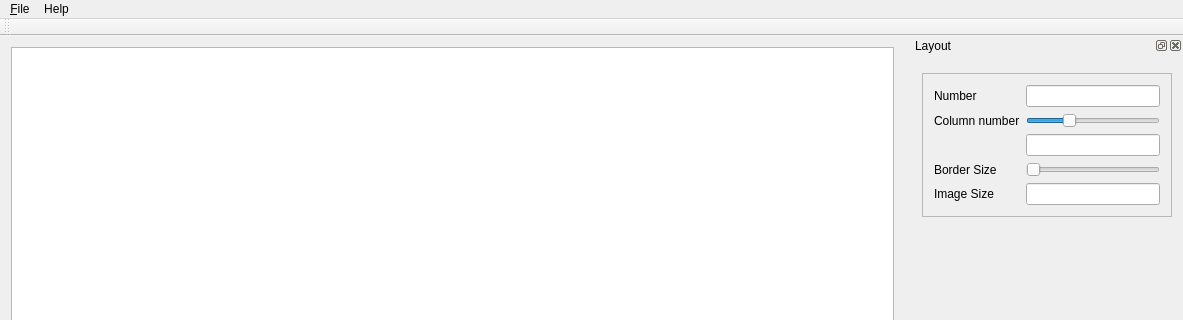
The window that SAOMDListImage.ui (KHeresy/SAOMD-ListImage) describes before a commit, drawn with Qt 5; both pictures show x 0 to 1183 and y 0 to 320 of the 1183 by 880 pixel window.
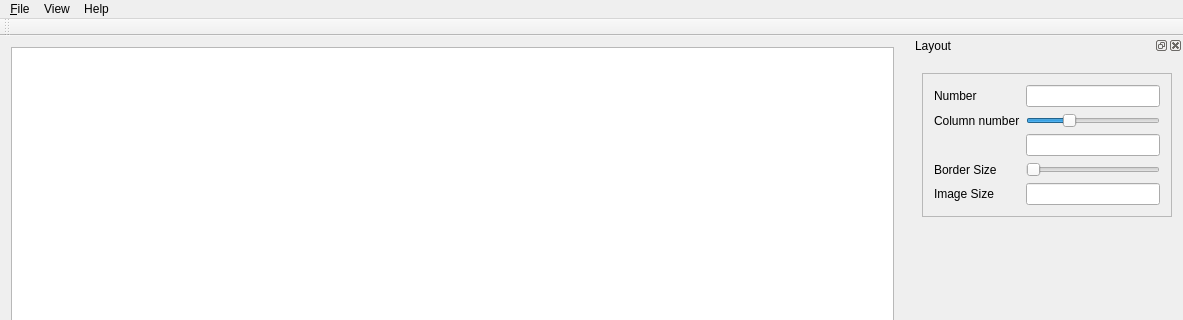
The same window after the commit. Icons and pictures are not drawn.

Commit message: Add View menu

What changed in the file:
```diff
--- a/SAOMDListImage.ui
+++ b/SAOMDListImage.ui
@@ -46,7 +46,14 @@
     </property>
     <addaction name="actionAbout"/>
    </widget>
+   <widget class="QMenu" name="menuView">
+    <property name="title">
+     <string>View</string>
+    </property>
+    <addaction name="actionLayout"/>
+   </widget>
    <addaction name="menu_File"/>
+   <addaction name="menuView"/>
    <addaction name="menuAbout"/>
   </widget>
   <widget class="QToolBar" name="mainToolBar">
```
Left out of the diff: 40 changed lines with no effect on the pictures.
